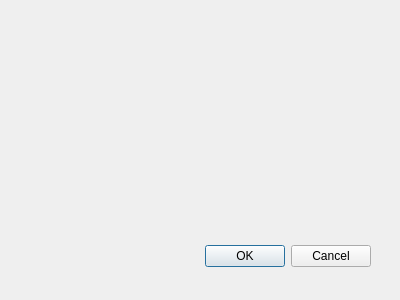
The window that JcNewsProject/preferences.ui (dev1d123/JcNews) describes before a commit, drawn with Qt 5.
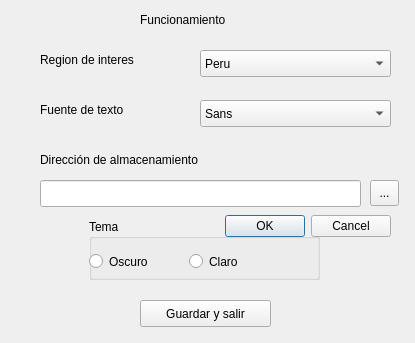
The same window after the commit.

Diff of the .ui file:
```diff
--- a/JcNewsProject/preferences.ui
+++ b/JcNewsProject/preferences.ui
@@ -6,8 +6,8 @@
    <rect>
     <x>0</x>
     <y>0</y>
-    <width>400</width>
-    <height>300</height>
+    <width>415</width>
+    <height>343</height>
    </rect>
   </property>
   <property name="windowTitle">
@@ -16,9 +16,9 @@
   <widget class="QDialogButtonBox" name="buttonBox">
    <property name="geometry">
     <rect>
-     <x>30</x>
-     <y>240</y>
-     <width>341</width>
+     <x>220</x>
+     <y>210</y>
+     <width>171</width>
      <height>32</height>
     </rect>
    </property>
@@ -29,6 +29,163 @@
     <set>QDialogButtonBox::StandardButton::Cancel|QDialogButtonBox::StandardButton::Ok</set>
    </property>
   </widget>
+  <widget class="QLabel" name="label">
+   <property name="geometry">
+    <rect>
+     <x>140</x>
+     <y>10</y>
+     <width>121</width>
+     <height>19</height>
+    </rect>
+   </property>
+   <property name="text">
+    <string>Funcionamiento</string>
+   </property>
+  </widget>
+  <widget class="QLabel" name="label_2">
+   <property name="geometry">
+    <rect>
+     <x>40</x>
+     <y>50</y>
+     <width>131</width>
+     <height>19</height>
+    </rect>
+   </property>
+   <property name="text">
+    <string>Region de interes</string>
+   </property>
+  </widget>
+  <widget class="QLabel" name="label_3">
+   <property name="geometry">
+    <rect>
+     <x>40</x>
+     <y>100</y>
+     <width>131</width>
+     <height>19</height>
+    </rect>
+   </property>
+   <property name="text">
+    <string>Fuente de texto</string>
+   </property>
+  </widget>
+  <widget class="QLabel" name="label_4">
+   <property name="geometry">
+    <rect>
+     <x>40</x>
+     <y>150</y>
+     <width>221</width>
+     <height>19</height>
+    </rect>
+   </property>
+   <property name="text">
+    <string>Dirección de almacenamiento</string>
+   </property>
+  </widget>
+  <widget class="QComboBox" name="regionBox">
+   <property name="geometry">
+    <rect>
+     <x>200</x>
+     <y>50</y>
+     <width>191</width>
+     <height>27</height>
+    </rect>
+   </property>
+   <item>
+    <property name="text">
+     <string>Peru</string>
+    </property>
+   </item>
+  </widget>
+  <widget class="QComboBox" name="fuenteBox">
+   <property name="geometry">
+    <rect>
+     <x>200</x>
+     <y>100</y>
+     <width>191</width>
+     <height>27</height>
+    </rect>
+   </property>
+   <item>
+    <property name="text">
+     <string>Sans</string>
+    </property>
+   </item>
+  </widget>
+  <widget class="QLineEdit" name="direccionLine">
+   <property name="geometry">
+    <rect>
+     <x>40</x>
+     <y>180</y>
+     <width>321</width>
+     <height>27</height>
+    </rect>
+   </property>
+  </widget>
+  <widget class="QToolButton" name="cambiarButton">
+   <property name="geometry">
+    <rect>
+     <x>370</x>
+     <y>180</y>
+     <width>29</width>
+     <height>26</height>
+    </rect>
+   </property>
+   <property name="text">
+    <string>...</string>
+   </property>
+  </widget>
+  <widget class="QGroupBox" name="temaGrupo">
+   <property name="geometry">
+    <rect>
+     <x>89</x>
+     <y>219</y>
+     <width>231</width>
+     <height>61</height>
+    </rect>
+   </property>
+   <property name="title">
+    <string>Tema</string>
+   </property>
+   <widget class="QRadioButton" name="oscuroButton">
+    <property name="geometry">
+     <rect>
+      <x>0</x>
+      <y>30</y>
+      <width>111</width>
+      <height>25</height>
+     </rect>
+    </property>
+    <property name="text">
+     <string>Oscuro</string>
+    </property>
+   </widget>
+   <widget class="QRadioButton" name="claroButton">
+    <property name="geometry">
+     <rect>
+      <x>100</x>
+      <y>30</y>
+      <width>111</width>
+      <height>25</height>
+     </rect>
+    </property>
+    <property name="text">
+     <string>Claro</string>
+    </property>
+   </widget>
+  </widget>
+  <widget class="QPushButton" name="atrasButton">
+   <property name="geometry">
+    <rect>
+     <x>140</x>
+     <y>300</y>
+     <width>131</width>
+     <height>27</height>
+    </rect>
+   </property>
+   <property name="text">
+    <string>Guardar y salir</string>
+   </property>
+  </widget>
  </widget>
  <resources/>
  <connections>
```
